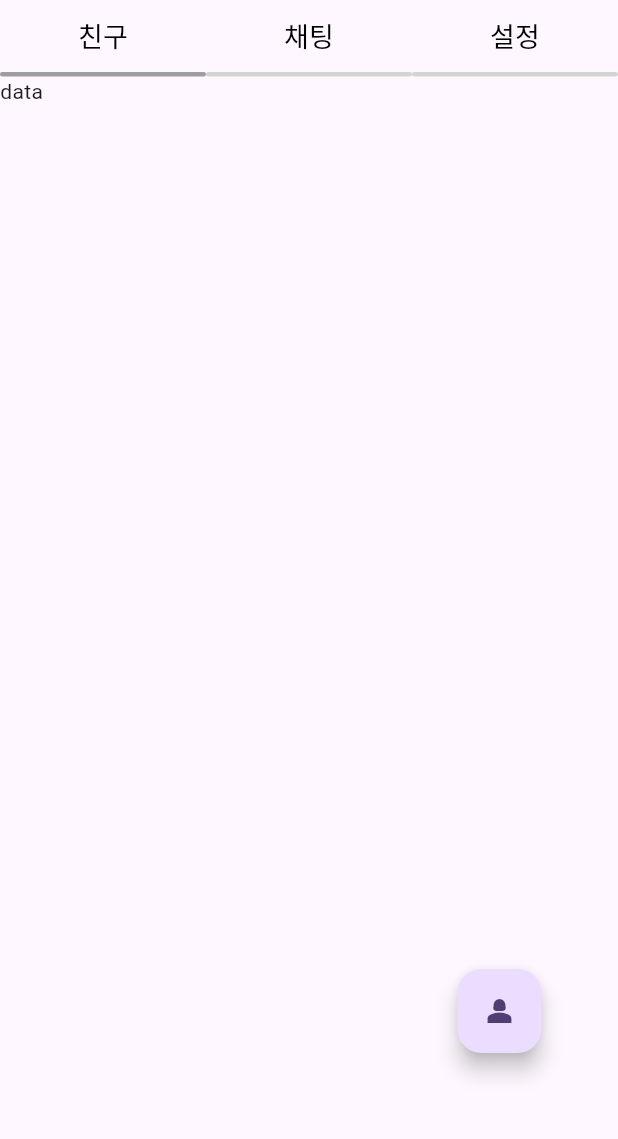
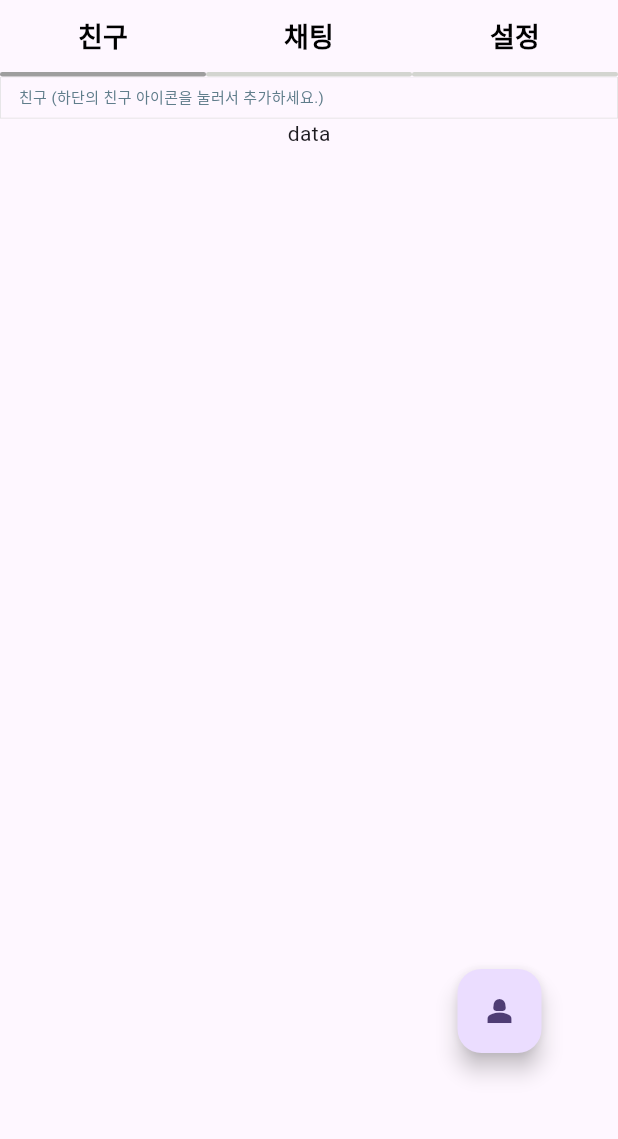
Before and after one commit to mmol93/flutter_self_talk, a Flutter app: the screen it shows after launch, after a tap on the "person 2" icon, on a phone screen of 412 x 824 dp, the part 84-1223 px from its top. Run offline on Flutter 3.47's test engine with Material 3 defaults, Android fonts, the light colour scheme and no system bars; drawn by our look-alikes of smooth_page_indicator; our stand-ins replace google_fonts.

Commit message:
1. 친구 화면에 친구 추가 텍스트(타이틀) 추가

```diff
--- a/lib/screens/home/friend_screen.dart
+++ b/lib/screens/home/friend_screen.dart
@@ -14,6 +14,16 @@
       body: Expanded(
         child: Column(
           children: [
+            Container(
+              decoration:
+                  BoxDecoration(shape: BoxShape.rectangle, border: Border.all(color: Colors.grey.shade300, width: 0.5)),
+              width: double.infinity,
+              padding: const EdgeInsets.symmetric(horizontal: 12, vertical: 6),
+              child: const Text(
+                "친구 (하단의 친구 아이콘을 눌러서 추가하세요.)",
+                style: TextStyle(fontSize: 10, color: Colors.blueGrey),
+              ),
+            ),
             Text("data"),
           ],
         ),
@@ -21,7 +31,7 @@
       floatingActionButton: Container(
         margin: const EdgeInsets.only(bottom: 50, right: 35),
         child: FloatingActionButton(
-          child: Icon(Icons.person_2),
+          child: const Icon(Icons.person_2),
           onPressed: () {},
         ),
       ),
--- a/lib/screens/home/main.dart
+++ b/lib/screens/home/main.dart
@@ -4,8 +4,8 @@
 import 'package:self_talk/screens/home/friend_screen.dart';
 import 'package:smooth_page_indicator/smooth_page_indicator.dart';
 import '../../assets/strings.dart';
-import '../../colors/default.dart';
-import '../../widgets/common/dialog.dart';
+import '../../colors/default_color.dart';
+import '../../widgets/common/common_dialog.dart';
 
 const pageList = ["친구", "채팅", "설정"];
 
@@ -73,7 +73,7 @@
         ),
         child: Text(
           viewPagerTitle,
-          style: const TextStyle(fontSize: 18, color: Colors.black),
+          style: const TextStyle(fontSize: 18, color: Colors.black, fontWeight: FontWeight.w600),
         ),
         onPressed: () {
           _updateBarIndicator(tabButtonIndex);
--- a/lib/widgets/home/bar_indicator.dart
+++ b/lib/widgets/home/bar_indicator.dart
@@ -1,5 +1,5 @@
 import 'package:flutter/material.dart';
-import 'package:self_talk/colors/default.dart';
+import 'package:self_talk/colors/default_color.dart';
 
 class BarIndicator extends StatelessWidget {
   final int pageCount;
```
Also changed, not shown: lib/colors/default_color.dart (renamed from lib/colors/default.dart), lib/widgets/common/common_dialog.dart (renamed from lib/widgets/common/dialog.dart).
